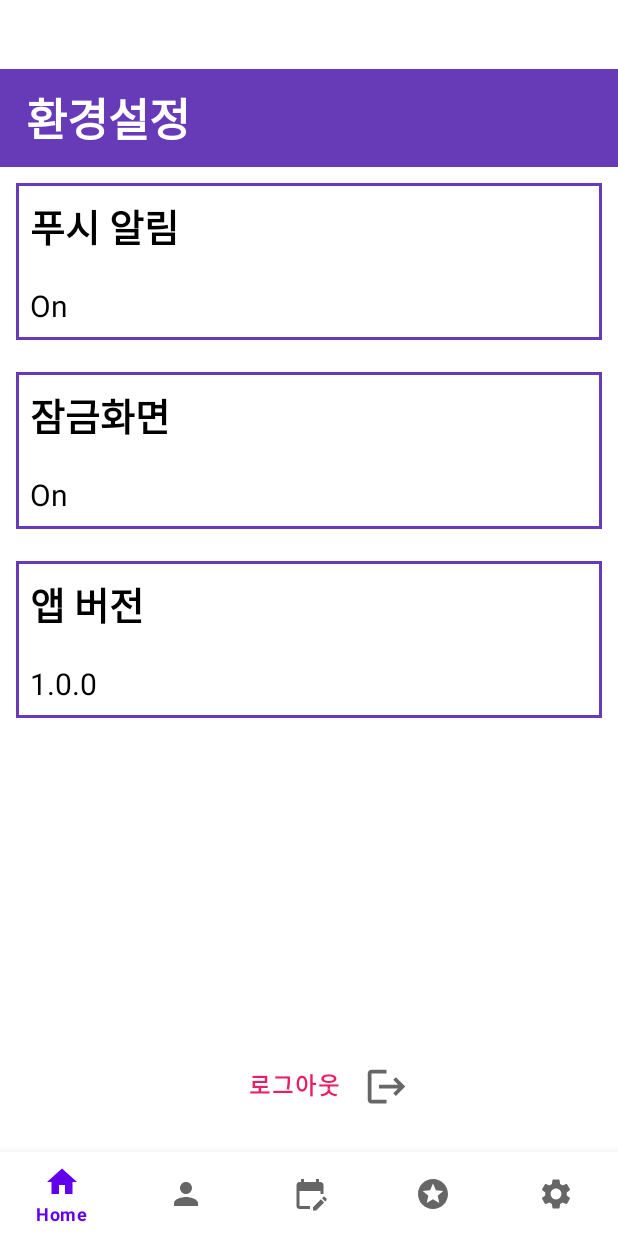
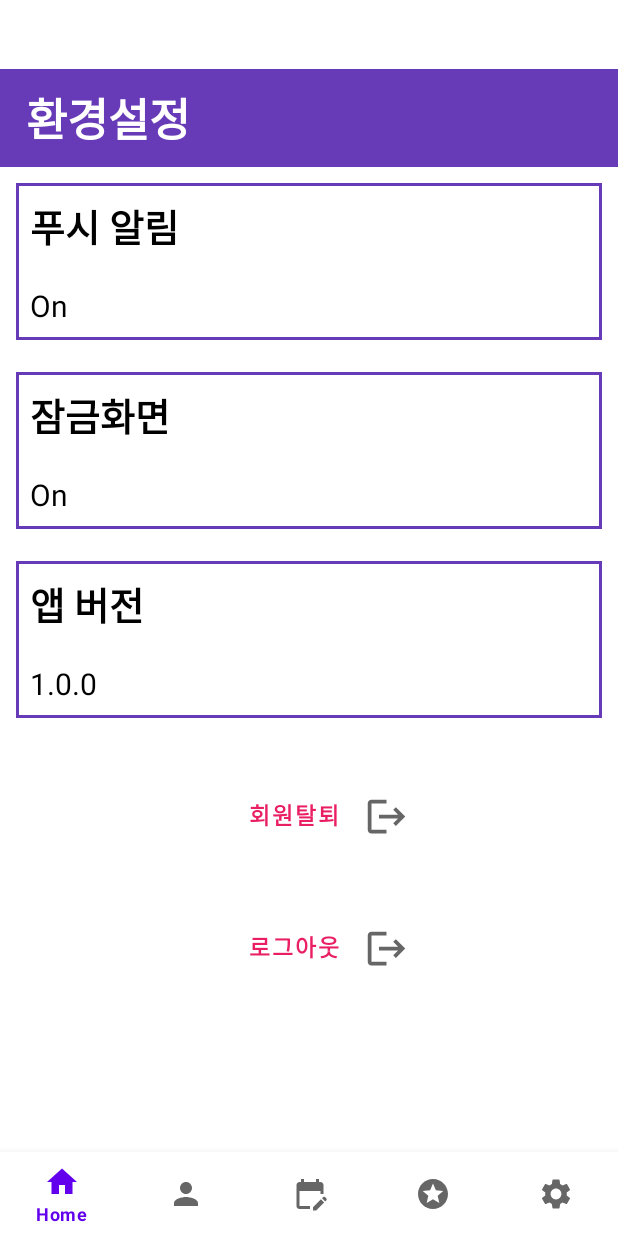
Before and after one commit to leejunho0626/Team6, an Android app: the fragment FragmentSetting placed in its activity, on a phone screen of 412 x 824 dp. Run offline under Robolectric (Android 15) with nearby library versions, the phone set to English and light mode, and no system bars; our stand-ins replace Firebase (no records; nobody signed in at launch, a user with empty details on screens opened directly); libraries missing offline, so code that uses them is left out: com.kakao.auth, com.kakao.network, com.kakao.usermgmt.

Commit message:
회원탈퇴(카카오)

```diff
--- a/AndroidStudioProjects/HelloRoutine/app/src/main/java/com/example/helloroutine/FragmentSetting.java
+++ b/AndroidStudioProjects/HelloRoutine/app/src/main/java/com/example/helloroutine/FragmentSetting.java
@@ -1,5 +1,6 @@
 package com.example.helloroutine;
 
+import android.content.DialogInterface;
 import android.content.Intent;
 import android.os.Bundle;
 import android.view.LayoutInflater;
@@ -10,34 +11,109 @@ import android.widget.Toast;
 
 import androidx.annotation.NonNull;
 import androidx.annotation.Nullable;
+import androidx.appcompat.app.AlertDialog;
 import androidx.fragment.app.Fragment;
 
+import com.google.firebase.auth.FirebaseAuth;
+import com.kakao.auth.ApiErrorCode;
+import com.kakao.network.ErrorResult;
 import com.kakao.usermgmt.UserManagement;
 import com.kakao.usermgmt.callback.LogoutResponseCallback;
+import com.kakao.usermgmt.callback.UnLinkResponseCallback;
 
 public class FragmentSetting extends Fragment {
 
-    Button btnLogout;
+    Button btnLogout, btnRemove;
+    FirebaseAuth firebaseAuth;
 
     public View onCreateView(@NonNull LayoutInflater inflater, @Nullable ViewGroup container, @Nullable Bundle savedInstanceState) {
 
         ViewGroup view = (ViewGroup) inflater.inflate(R.layout.fragment_setting, container, false);
 
+        firebaseAuth = FirebaseAuth.getInstance();
+
         btnLogout = view.findViewById(R.id.btnLogout);
+        btnRemove = view.findViewById(R.id.btnRemove);
 
         btnLogout.setOnClickListener(new Button.OnClickListener() {
             @Override
             public void onClick(View v) {
-                Toast.makeText(getActivity().getApplicationContext(), "정상적으로 로그아웃되었습니다.", Toast.LENGTH_SHORT).show();
 
+                //일반 계정 로그아웃
+                firebaseAuth.signOut();
+                Toast.makeText(getActivity().getApplicationContext(), "로그아웃이 되었습니다(1)", Toast.LENGTH_SHORT).show();
+                Intent intent = new Intent(getActivity(), Login.class);
+                startActivity(intent);
+                getActivity().finish();
+
+                //카카오 로그아웃
                 UserManagement.getInstance().requestLogout(new LogoutResponseCallback() {
                     @Override
                     public void onCompleteLogout() {
+                        Toast.makeText(getActivity().getApplicationContext(), "로그아웃되었습니다(2)", Toast.LENGTH_SHORT).show();
                         Intent intent = new Intent(getActivity(), Login.class);
                         intent.setFlags(Intent.FLAG_ACTIVITY_NEW_TASK | Intent.FLAG_ACTIVITY_CLEAR_TASK | Intent.FLAG_ACTIVITY_CLEAR_TOP);
                         startActivity(intent);
+                        getActivity().finish();
                     }
                 });
+            }
+        });
+
+        btnRemove.setOnClickListener(new Button.OnClickListener() {
+            @Override
+            public void onClick(View v) {
+                new AlertDialog.Builder(getActivity())
+                        .setMessage("탈퇴하시겠습니까?")
+                        .setPositiveButton("네", new DialogInterface.OnClickListener() {
+                            @Override
+                            public void onClick(DialogInterface dialog, int which) {
+                                UserManagement.getInstance().requestUnlink(new UnLinkResponseCallback() {
+                                    @Override
+                                    public void onFailure(ErrorResult errorResult) {
+                                        int result = errorResult.getErrorCode();
+
+                                        if(result == ApiErrorCode.CLIENT_ERROR_CODE) {
+                                            Toast.makeText(getActivity().getApplicationContext(), "네트워크 연결이 불안정합니다. 다시 시도해 주세요.", Toast.LENGTH_SHORT).show();
+                                        } else {
+                                            Toast.makeText(getActivity().getApplicationContext(), "회원탈퇴에 실패했습니다. 다시 시도해 주세요.", Toast.LENGTH_SHORT).show();
+                                        }
+                                    }
+
+                                    @Override
+                                    public void onSessionClosed(ErrorResult errorResult) {
+                                        Toast.makeText(getActivity().getApplicationContext(), "로그인 세션이 닫혔습니다. 다시 로그인해 주세요.", Toast.LENGTH_SHORT).show();
+                                        Intent intent = new Intent(getActivity(), MainActivity.class);
+                                        startActivity(intent);
+                                        getActivity().finish();
+                                    }
+
+                                    @Override
+                                    public void onNotSignedUp() {
+                                        Toast.makeText(getActivity().getApplicationContext(), "가입되지 않은 계정입니다. 다시 로그인해 주세요.", Toast.LENGTH_SHORT).show();
+                                        Intent intent = new Intent(getActivity(), MainActivity.class);
+                                        startActivity(intent);
+                                        getActivity().finish();
+                                    }
+
+                                    @Override
+                                    public void onSuccess(Long result) {
+                                        Toast.makeText(getActivity().getApplicationContext(), "회원탈퇴에 성공했습니다.", Toast.LENGTH_SHORT).show();
+                                        Intent intent = new Intent(getActivity(), Login.class);
+                                        startActivity(intent);
+                                        //getActivity().finish();
+                                    }
+                                });
+
+                                dialog.dismiss();
+                            }
+                        })
+                        .setNegativeButton("아니요", new DialogInterface.OnClickListener() {
+                            @Override
+                            public void onClick(DialogInterface dialog, int which) {
+                                dialog.dismiss();
+                            }
+                        }).show();
             }
         });
 
--- a/AndroidStudioProjects/HelloRoutine/app/src/main/res/layout/fragment_setting.xml
+++ b/AndroidStudioProjects/HelloRoutine/app/src/main/res/layout/fragment_setting.xml
@@ -118,7 +118,36 @@
                 android:layout_width="match_parent"
                 android:layout_height="wrap_content"
                 android:orientation="horizontal"
-                android:layout_marginTop="200dp"
+                android:layout_marginTop="20dp"
+                android:layout_marginLeft="10dp"
+                android:layout_marginRight="10dp">
+
+                <Button
+                    android:id="@+id/btnRemove"
+                    android:layout_width="wrap_content"
+                    android:layout_height="wrap_content"
+                    android:layout_marginTop="10dp"
+                    android:layout_marginLeft="140dp"
+                    android:layout_marginBottom="10dp"
+                    android:background="#00ff0000"
+                    android:text="회원탈퇴"
+                    android:textColor="#E91E63"
+                    android:textStyle="bold"
+                    android:textSize="15dp"/>
+                <ImageView
+                    android:layout_width="30dp"
+                    android:layout_height="30dp"
+                    android:layout_marginTop="20dp"
+                    android:background="@drawable/ic_baseline_logout_24"
+                    />
+
+            </LinearLayout>
+
+            <LinearLayout
+                android:layout_width="match_parent"
+                android:layout_height="wrap_content"
+                android:orientation="horizontal"
+                android:layout_marginTop="20dp"
                 android:layout_marginLeft="10dp"
                 android:layout_marginRight="10dp">
 
```
Also changed, not shown: AndroidStudioProjects/HelloRoutine/app/src/main/java/com/example/helloroutine/Login.java (+68 -19 lines).
